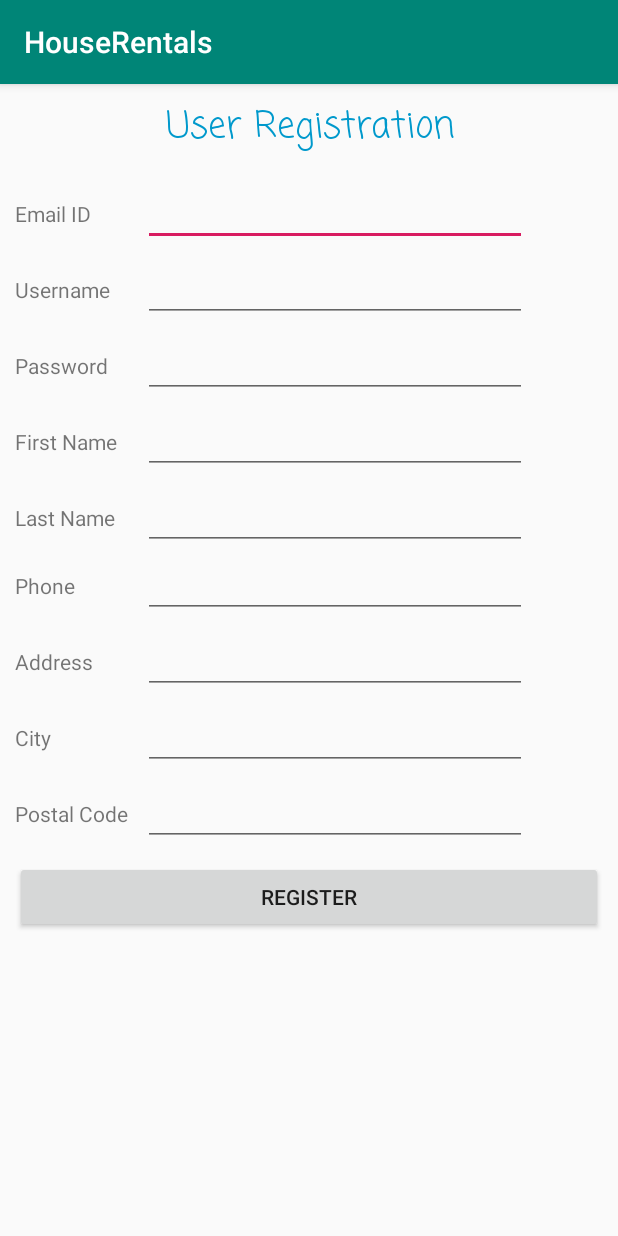
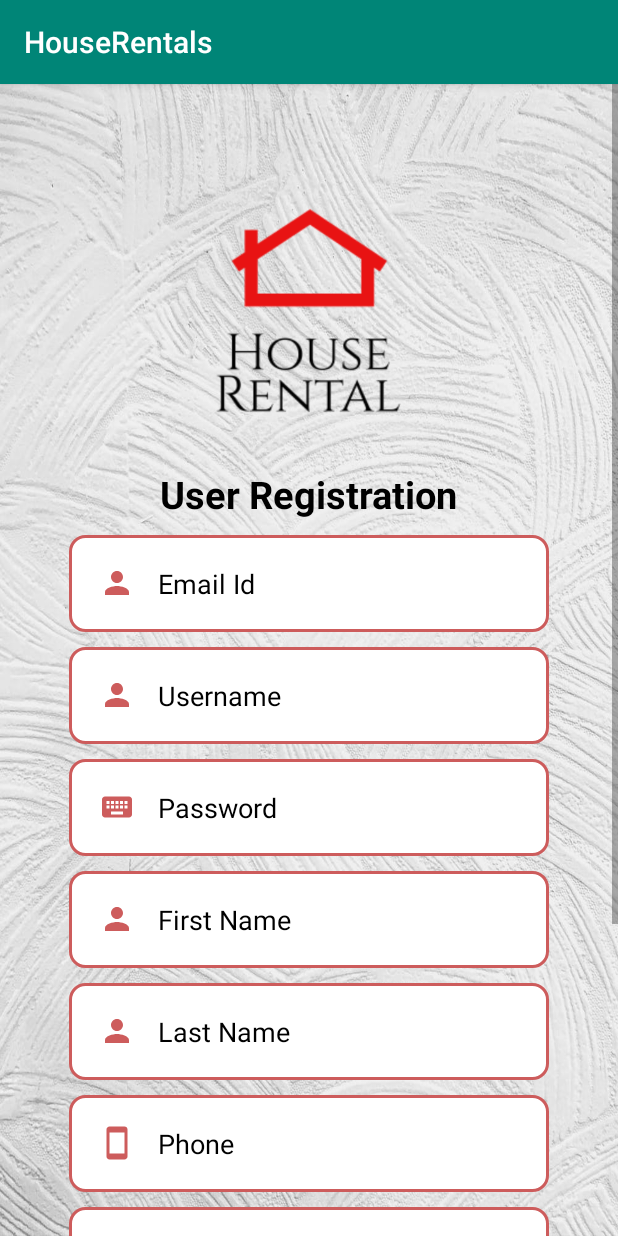
Before and after one commit to subodh270/comp313-002-Team-2-HouseRental, an Android app: the UserRegistrationActivity screen opened directly, with no data from a screen before it, on a phone screen of 412 x 824 dp. Run offline under Robolectric (Android 15) with nearby library versions, the phone set to English and light mode, and no system bars; our stand-ins replace Firebase (no records; nobody signed in at launch, a user with empty details on screens opened directly).

Commit message:
User Registration Screen Update

```diff
--- /dev/null
+++ b/app/src/main/res/drawable/ic_smartphone.xml
@@ -0,0 +1,5 @@
+<vector android:height="24dp" android:tint="#CD5C5C"
+    android:viewportHeight="24.0" android:viewportWidth="24.0"
+    android:width="24dp" xmlns:android="http://schemas.android.com/apk/res/android">
+    <path android:fillColor="#FF000000" android:pathData="M17,1.01L7,1c-1.1,0 -2,0.9 -2,2v18c0,1.1 0.9,2 2,2h10c1.1,0 2,-0.9 2,-2V3c0,-1.1 -0.9,-1.99 -2,-1.99zM17,19H7V5h10v14z"/>
+</vector>
--- a/app/src/main/res/layout/activity_user_registration.xml
+++ b/app/src/main/res/layout/activity_user_registration.xml
@@ -4,218 +4,180 @@
     xmlns:tools="http://schemas.android.com/tools"
     android:layout_width="match_parent"
     android:layout_height="match_parent"
-    android:orientation="vertical"
+    android:background="@drawable/backimg"
     tools:context=".UserRegistrationActivity">
 
-    <TextView
-        android:id="@+id/textView5"
+    <ScrollView
         android:layout_width="match_parent"
-        android:layout_height="wrap_content"
-        android:layout_marginLeft="10dp"
-        android:layout_marginTop="10dp"
-        android:layout_marginRight="10dp"
-        android:fontFamily="casual"
-        android:text="User Registration"
-        android:textAlignment="center"
-        android:textColor="@android:color/holo_blue_dark"
-        android:textSize="24sp" />
+        android:layout_height="match_parent"
+        android:id="@+id/scrollView"
+        android:layout_gravity="center">
 
-    <TableLayout
-        android:layout_width="match_parent"
-        android:layout_height="wrap_content"
-        android:layout_marginLeft="10dp"
-        android:layout_marginTop="10dp"
-        android:layout_marginRight="10dp">
+        <LinearLayout
+            android:layout_width="match_parent"
+            android:layout_height="match_parent"
+            android:layout_margin="10dp"
+            android:layout_gravity="center"
+            android:orientation="vertical">
 
-        <TableRow
-            android:layout_width="wrap_content"
-            android:layout_height="wrap_content"
-            android:layout_marginTop="5dp">
-
+            <ImageView
+                android:layout_width="150dp"
+                android:layout_height="150dp"
+                android:src="@drawable/house_rental1"
+                android:layout_gravity="center"
+                android:layout_marginTop="360dp"
+                />
             <TextView
-                android:id="@+id/textView6"
                 android:layout_width="wrap_content"
                 android:layout_height="wrap_content"
-                android:text="Email ID" />
+                android:text="User Registration"
+                android:textStyle="bold"
+                android:textColor="#000000"
+                android:layout_gravity="center"
+                android:textSize="25dp"
+                android:layout_marginTop="30dp"
+                />
 
             <EditText
                 android:id="@+id/editText4"
-                android:layout_width="wrap_content"
+                android:layout_width="320dp"
                 android:layout_height="wrap_content"
-                android:layout_marginLeft="10dp"
-                android:ems="10"
-                android:inputType="textEmailAddress" />
-
-        </TableRow>
-
-        <TableRow
-            android:layout_width="wrap_content"
-            android:layout_height="wrap_content"
-            android:layout_marginTop="5dp">
-
-            <TextView
-                android:id="@+id/textView7"
-                android:layout_width="wrap_content"
-                android:layout_height="wrap_content"
-                android:text="Username" />
-
+                android:inputType="textEmailAddress"
+                android:hint="Email Id"
+                android:textColorHint="#000000"
+                android:layout_gravity="center"
+                android:drawableLeft="@drawable/ic_person"
+                android:drawablePadding="15dp"
+                android:layout_marginTop="10dp"
+                android:background="@drawable/edit"
+                android:padding="20dp"
+                />
             <EditText
                 android:id="@+id/editText5"
-                android:layout_width="wrap_content"
+                android:layout_width="320dp"
                 android:layout_height="wrap_content"
-                android:layout_marginLeft="10dp"
-                android:ems="10"
-                android:inputType="textPersonName" />
-        </TableRow>
-
-        <TableRow
-            android:layout_width="wrap_content"
-            android:layout_height="wrap_content"
-            android:layout_marginTop="5dp">
-
-            <TextView
-                android:id="@+id/textView8"
-                android:layout_width="wrap_content"
-                android:layout_height="wrap_content"
-                android:text="Password" />
-
+                android:inputType="textEmailAddress"
+                android:hint="Username"
+                android:textColorHint="#000000"
+                android:layout_gravity="center"
+                android:drawableLeft="@drawable/ic_person"
+                android:drawablePadding="15dp"
+                android:layout_marginTop="10dp"
+                android:background="@drawable/edit"
+                android:padding="20dp"
+                />
             <EditText
                 android:id="@+id/editText6"
-                android:layout_width="wrap_content"
+                android:layout_width="320dp"
                 android:layout_height="wrap_content"
-                android:layout_marginLeft="10dp"
-                android:ems="10"
-                android:inputType="textPassword" />
-        </TableRow>
-
-        <TableRow
-            android:layout_width="wrap_content"
-            android:layout_height="wrap_content"
-            android:layout_marginTop="5dp">
-
-            <TextView
-                android:id="@+id/textView9"
-                android:layout_width="wrap_content"
-                android:layout_height="wrap_content"
-                android:text="First Name" />
+                android:inputType="textPassword"
+                android:hint="Password"
+                android:textColorHint="#000000"
+                android:layout_gravity="center"
+                android:drawableLeft="@drawable/ic_keyboard_"
+                android:drawablePadding="15dp"
+                android:layout_marginTop="10dp"
+                android:background="@drawable/edit"
+                android:padding="20dp"
+                />
 
             <EditText
                 android:id="@+id/editText7"
-                android:layout_width="wrap_content"
+                android:layout_width="320dp"
                 android:layout_height="wrap_content"
-                android:layout_marginLeft="10dp"
-                android:ems="10"
-                android:inputType="textPersonName" />
-        </TableRow>
-
-        <TableRow
-            android:layout_width="wrap_content"
-            android:layout_height="wrap_content"
-            android:layout_marginTop="5dp">
-
-            <TextView
-                android:id="@+id/textView10"
-                android:layout_width="wrap_content"
-                android:layout_height="wrap_content"
-                android:text="Last Name" />
-
+                android:inputType="textPersonName"
+                android:hint="First Name"
+                android:textColorHint="#000000"
+                android:layout_gravity="center"
+                android:drawableLeft="@drawable/ic_person"
+                android:drawablePadding="15dp"
+                android:layout_marginTop="10dp"
+                android:background="@drawable/edit"
+                android:padding="20dp"
+                />
             <EditText
                 android:id="@+id/editText8"
-                android:layout_width="wrap_content"
+                android:layout_width="320dp"
                 android:layout_height="wrap_content"
-                android:layout_marginLeft="10dp"
-                android:ems="10"
-                android:inputType="textPersonName" />
-
-        </TableRow>
-
-        <TableRow
-            android:layout_width="match_parent"
-            android:layout_height="match_parent" >
-
-            <TextView
-                android:id="@+id/textView14"
-                android:layout_width="wrap_content"
-                android:layout_height="wrap_content"
-                android:text="Phone" />
-
+                android:inputType="textPersonName"
+                android:hint="Last Name"
+                android:textColorHint="#000000"
+                android:layout_gravity="center"
+                android:drawableLeft="@drawable/ic_person"
+                android:drawablePadding="15dp"
+                android:layout_marginTop="10dp"
+                android:background="@drawable/edit"
+                android:padding="20dp"
+                />
             <EditText
                 android:id="@+id/editText3"
-                android:layout_width="wrap_content"
+                android:layout_width="320dp"
                 android:layout_height="wrap_content"
-                android:layout_marginLeft="10dp"
-                android:ems="12"
-                android:inputType="phone" />
-        </TableRow>
-
-        <TableRow
-            android:layout_width="wrap_content"
-            android:layout_height="wrap_content"
-            android:layout_marginTop="5dp">
-
-            <TextView
-                android:id="@+id/textView11"
-                android:layout_width="wrap_content"
-                android:layout_height="wrap_content"
-                android:text="Address" />
-
+                android:inputType="textPersonName"
+                android:hint="Phone"
+                android:textColorHint="#000000"
+                android:layout_gravity="center"
+                android:drawableLeft="@drawable/ic_smartphone"
+                android:drawablePadding="15dp"
+                android:layout_marginTop="10dp"
+                android:background="@drawable/edit"
+                android:padding="20dp"
+                />
             <EditText
                 android:id="@+id/editText9"
-                android:layout_width="wrap_content"
+                android:layout_width="320dp"
                 android:layout_height="wrap_content"
-                android:layout_marginLeft="10dp"
-                android:ems="10"
-                android:inputType="textPersonName" />
-        </TableRow>
-
-        <TableRow
-            android:layout_width="wrap_content"
-            android:layout_height="wrap_content"
-            android:layout_marginTop="5dp">
-
-            <TextView
-                android:id="@+id/textView12"
-                android:layout_width="wrap_content"
-                android:layout_height="wrap_content"
-                android:text="City" />
-
+                android:inputType="textPersonName"
+                android:hint="Address"
+                android:textColorHint="#000000"
+                android:layout_gravity="center"
+                android:drawableLeft="@drawable/ic_person"
+                android:drawablePadding="15dp"
+                android:layout_marginTop="10dp"
+                android:background="@drawable/edit"
+                android:padding="20dp"
+                />
             <EditText
                 android:id="@+id/editText10"
-                android:layout_width="wrap_content"
+                android:layout_width="320dp"
                 android:layout_height="wrap_content"
-                android:layout_marginLeft="10dp"
-                android:ems="10"
-                android:inputType="textPersonName" />
-        </TableRow>
-
-        <TableRow
-            android:layout_width="wrap_content"
-            android:layout_height="wrap_content"
-            android:layout_marginTop="5dp">
-
-            <TextView
-                android:id="@+id/textView13"
-                android:layout_width="wrap_content"
-                android:layout_height="wrap_content"
-                android:text="Postal Code" />
-
+                android:inputType="textPersonName"
+                android:hint="City"
+                android:textColorHint="#000000"
+                android:layout_gravity="center"
+                android:drawableLeft="@drawable/ic_person"
+                android:drawablePadding="15dp"
+                android:layout_marginTop="10dp"
+                android:background="@drawable/edit"
+                android:padding="20dp"
+                />
             <EditText
                 android:id="@+id/editText11"
-                android:layout_width="wrap_content"
+                android:layout_width="320dp"
                 android:layout_height="wrap_content"
-                android:layout_marginLeft="10dp"
-                android:ems="10"
-                android:inputType="textPersonName" />
-        </TableRow>
-    </TableLayout>
+                android:inputType="textPersonName"
+                android:hint="Postal Code"
+                android:textColorHint="#000000"
+                android:layout_gravity="center"
+                android:drawableLeft="@drawable/ic_smartphone"
+                android:drawablePadding="15dp"
+                android:layout_marginTop="10dp"
+                android:background="@drawable/edit"
+                android:padding="20dp"
+                />
 
-    <Button
-        android:id="@+id/button"
-        android:layout_width="match_parent"
-        android:layout_height="wrap_content"
-        android:layout_marginLeft="10dp"
-        android:layout_marginTop="10dp"
-        android:layout_marginRight="10dp"
-        android:text="Register" />
+            <Button
+                android:id="@+id/button"
+                android:layout_width="320dp"
+                android:layout_height="60dp"
+                android:layout_gravity="center"
+                android:text="Register"
+                android:background="@drawable/button"
+                android:layout_marginTop="30dp"
+                android:drawablePadding="15dp"
+                />
 
+        </LinearLayout>
+
+</ScrollView>
 </LinearLayout>
```
Also changed, not shown: app/src/main/res/layout/activity_admin_information.xml (+77 -96 lines).
